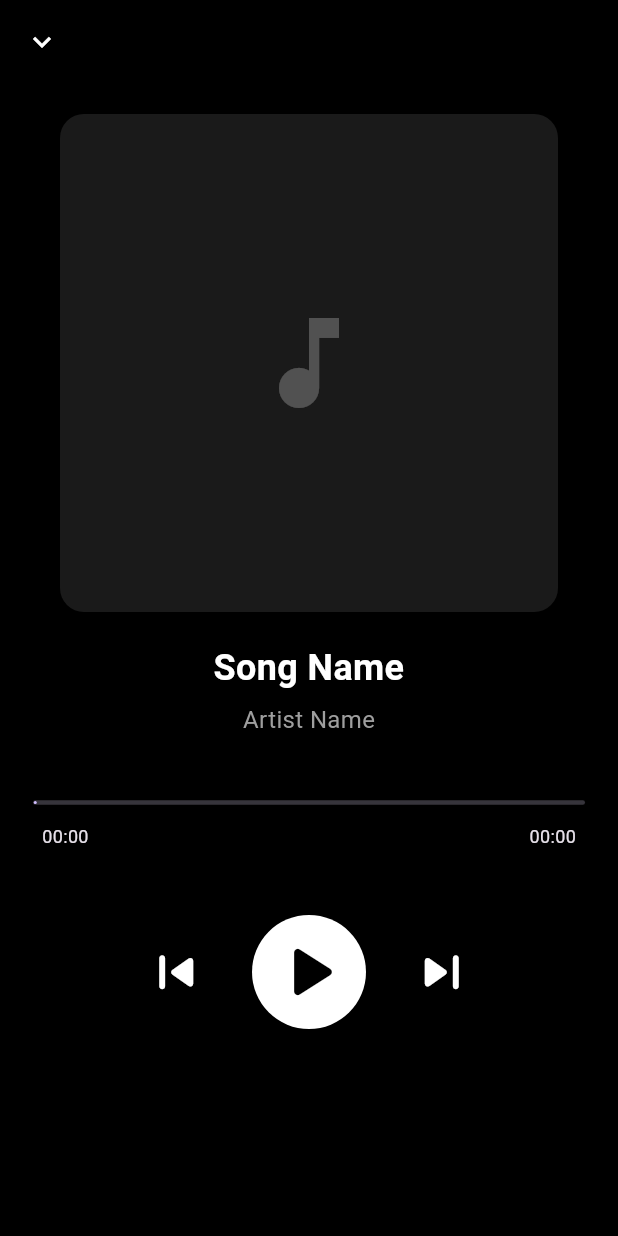
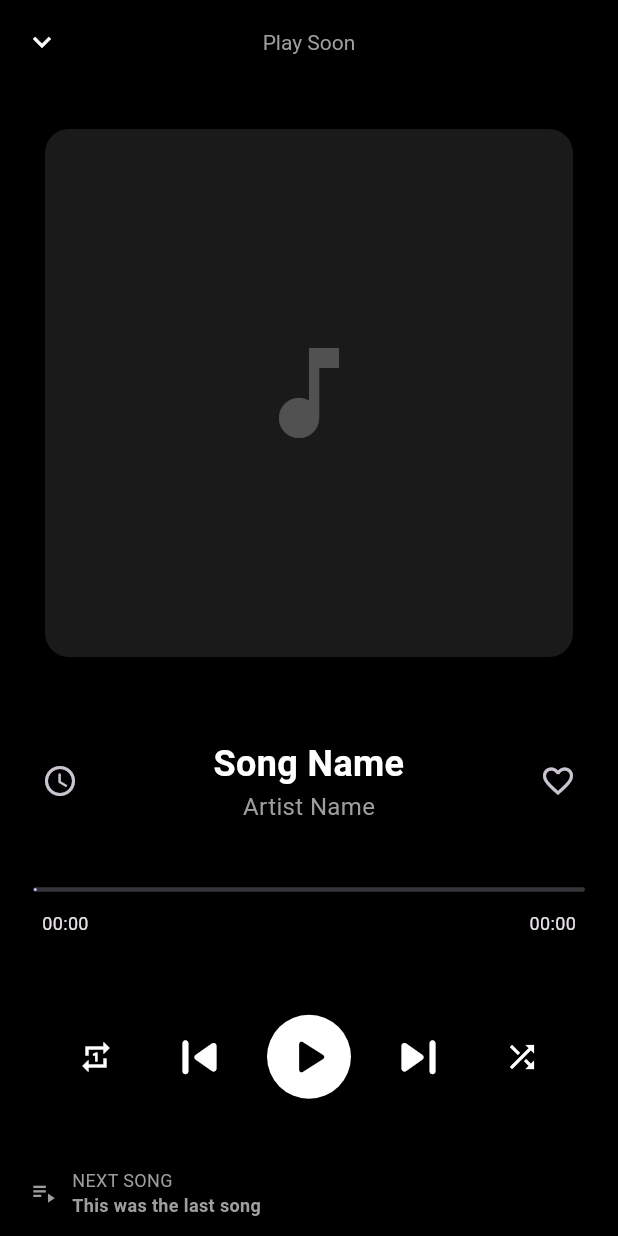
Before and after one commit to abhijeetsagr-g/playr, a Flutter app: the screen it shows after launch, after a tap on "Song Title", on a phone screen of 412 x 824 dp. Run offline on Flutter 3.47's test engine with Material 3 defaults, Android fonts, the phone set to English and light mode, and no system bars; drawn by our look-alikes of flutter_animate; our stand-ins replace audio_service, flutter_svg, just_audio, marquee, on_audio_query; project files that could hold a hidden picture were left out.

Commit message:
updated player view, added splash view

```diff
--- /dev/null
+++ b/lib/core/common/marquee_text.dart
@@ -0,0 +1,70 @@
+import 'package:flutter/material.dart';
+import 'package:marquee/marquee.dart';
+
+class MarqueeText extends StatefulWidget {
+  const MarqueeText(
+    this.text, {
+    super.key,
+    required this.style,
+    this.maxWidth = 220,
+    this.textAlign = TextAlign.center,
+    this.number,
+  });
+
+  final String text;
+  final TextStyle style;
+  final double maxWidth;
+  final TextAlign textAlign;
+  final int? number;
+
+  @override
+  State<MarqueeText> createState() => _MarqueeTextState();
+}
+
+class _MarqueeTextState extends State<MarqueeText> {
+  late final bool isOverflowing;
+
+  @override
+  void initState() {
+    super.initState();
+    final painter = TextPainter(
+      text: TextSpan(text: widget.text, style: widget.style),
+      maxLines: 1,
+      textDirection: TextDirection.ltr,
+    )..layout();
+
+    isOverflowing = painter.width > widget.maxWidth;
+  }
+
+  @override
+  Widget build(BuildContext context) {
+    if (!isOverflowing) {
+      return SizedBox(
+        width: widget.maxWidth,
+        child: Text(
+          widget.text,
+          maxLines: 1,
+          overflow: TextOverflow.ellipsis,
+          textAlign: widget.textAlign,
+          style: widget.style,
+        ),
+      );
+    }
+
+    return SizedBox(
+      width: widget.maxWidth,
+      height: widget.style.fontSize! * 1.4,
+      child: Marquee(
+        numberOfRounds: widget.number,
+        text: widget.text,
+        style: widget.style,
+        blankSpace: 40,
+        velocity: 45,
+        pauseAfterRound: const Duration(seconds: 1),
+        startPadding: 10,
+        fadingEdgeStartFraction: 0.1,
+        fadingEdgeEndFraction: 0.1,
+      ),
+    );
+  }
+}
--- a/lib/logic/providers/file_provider.dart
+++ b/lib/logic/providers/file_provider.dart
@@ -6,6 +6,7 @@ class FileProvider extends ChangeNotifier {
   final FileService _service;
   FileProvider(this._service);
 
+  bool _isInitialized = false;
   bool _isLoading = false;
   bool get isLoading => _isLoading;
 
@@ -17,6 +18,7 @@ class FileProvider extends ChangeNotifier {
     await _service.getPermission();
     await getMedia();
     _changeLoading(false);
+    _isInitialized = true;
   }
 
   Future<void> getMedia() async {
@@ -26,6 +28,7 @@ class FileProvider extends ChangeNotifier {
   }
 
   bool hasPermission() => _service.hasPermission;
+  bool get isInitialized => _isInitialized;
 
   // helpers
   void _changeLoading(bool isloading) {
--- a/lib/logic/providers/music_provider.dart
+++ b/lib/logic/providers/music_provider.dart
@@ -15,6 +15,8 @@ class MusicProvider extends ChangeNotifier {
   late final StreamSubscription _stateSub;
   late final StreamSubscription _positionSub;
   late final StreamSubscription _durationSub;
+
+  bool _isLoopOnce = false;
 
   MusicProvider(this._service) {
     _stateSub = _service.playbackState.listen((_) {
@@ -67,20 +69,37 @@ class MusicProvider extends ChangeNotifier {
     }
   }
 
+  Future<void> toggleLoopOnce() async {
+    _isLoopOnce = !_isLoopOnce;
+    await _service.setLoopOne(_isLoopOnce);
+    notifyListeners();
+  }
+
+  Future<void> toggleShuffle() async {
+    _service.setShuffle(!isShuffleEnabled);
+    notifyListeners();
+  }
+
   Future<void> next() => _service.skipToNext();
   Future<void> previous() => _service.skipToPrevious();
 
   void seek(Duration position) => _service.seek(position);
+
   Stream<Duration> get positionStream => _service.positionStream;
   Stream<Duration?> get durationStream => _service.durationStream;
 
   // Derived state (read-only)
+  bool get isLoopOnce => _isLoopOnce;
+  bool get isShuffleEnabled => _service.isShuffleEnabled;
+
   bool get isPlaying => _service.playbackState.value.playing;
   int? get currentIndex => _service.currentIndex;
   String? get currentTitle => _service.mediaItem.value?.title;
   String? get currentPath => _service.mediaItem.value?.id;
   String? get currentArtist => _service.mediaItem.value?.artist;
+  String? get currentAlbum => _service.mediaItem.value?.album;
   Uri? get currentAlbumArtUri => _service.mediaItem.value?.artUri;
+  String? get nextTitle => _service.nextMediaItem?.title;
 
   Duration get position => _position;
   Duration get duration => _duration;
--- a/lib/logic/services/file_service.dart
+++ b/lib/logic/services/file_service.dart
@@ -19,7 +19,10 @@ class FileService {
       }
     }
 
-    List<SongModel> audioList = await _audioQuery.querySongs();
+    List<SongModel> audioList = await _audioQuery.querySongs(
+      orderType: OrderType.ASC_OR_SMALLER,
+      sortType: SongSortType.ALBUM,
+    );
     List<Song> songs = [];
 
     for (var audio in audioList) {
--- a/lib/logic/services/music_service.dart
+++ b/lib/logic/services/music_service.dart
@@ -151,6 +151,30 @@ class MusicService extends BaseAudioHandler with QueueHandler, SeekHandler {
     }
   }
 
+  // set loop
+  Future<void> setLoopOne(bool enabled) async {
+    await _player.setLoopMode(enabled ? LoopMode.one : LoopMode.off);
+  }
+
+  MediaItem? get nextMediaItem {
+    final state = _player.sequenceState;
+    final int? nextIndex = _player.nextIndex;
+
+    if (nextIndex != null && nextIndex < state.effectiveSequence.length) {
+      return state.effectiveSequence[nextIndex].tag as MediaItem;
+    }
+    return null;
+  }
+
+  // set shuffle
+  Future<void> setShuffle(bool enabled) async {
+    await _player.setShuffleModeEnabled(enabled);
+
+    if (enabled) {
+      await _player.shuffle();
+    }
+  }
+
   // helper
   AudioProcessingState _mapState(ProcessingState state) {
     switch (state) {
@@ -169,6 +193,7 @@ class MusicService extends BaseAudioHandler with QueueHandler, SeekHandler {
 
   // getter
   int? get currentIndex => _currentIndex;
+  bool get isShuffleEnabled => _player.shuffleModeEnabled;
   Stream<Duration> get positionStream => _player.positionStream;
   Stream<Duration?> get durationStream => _player.durationStream;
 }
--- a/lib/main.dart
+++ b/lib/main.dart
@@ -5,8 +5,8 @@ import 'package:playr/logic/providers/file_provider.dart';
 import 'package:playr/logic/providers/music_provider.dart';
 import 'package:playr/logic/services/file_service.dart';
 import 'package:playr/logic/services/music_service.dart';
+import 'package:playr/ui/splash/splash_page.dart';
 import 'package:provider/provider.dart';
-import 'package:playr/ui/root/root_page.dart';
 
 void main() async {
   WidgetsFlutterBinding.ensureInitialized();
@@ -44,7 +44,7 @@ class MyApp extends StatelessWidget {
       debugShowCheckedModeBanner: false,
       themeMode: ThemeMode.dark,
       darkTheme: MyTheme.darkTheme,
-      home: RootPage(),
+      home: SplashPage(),
     );
   }
 }
--- a/lib/ui/player/control_input.dart
+++ b/lib/ui/player/control_input.dart
@@ -10,10 +10,21 @@ class ControlInput extends StatelessWidget {
   Widget build(BuildContext context) {
     final music = context.watch<MusicProvider>();
     return Padding(
-          padding: const EdgeInsets.symmetric(vertical: 20),
+          padding: const EdgeInsets.symmetric(vertical: 20, horizontal: 40),
           child: Row(
-            mainAxisAlignment: MainAxisAlignment.center,
+            mainAxisAlignment: MainAxisAlignment.spaceBetween,
             children: [
+              IconButton(
+                onPressed: music.toggleLoopOnce,
+                icon: AnimatedSwitcher(
+                  duration: const Duration(milliseconds: 200),
+                  child: Icon(
+                    Icons.repeat_one,
+                    key: ValueKey(music.isLoopOnce),
+                    color: music.isLoopOnce ? Colors.blue : Colors.white,
+                  ),
+                ),
+              ),
               IconButton(
                 iconSize: 45,
                 color: Colors.white,
@@ -21,15 +32,13 @@ class ControlInput extends StatelessWidget {
                 onPressed: music.previous,
               ),
 
-              const SizedBox(width: 20),
-
               Container(
                     decoration: const BoxDecoration(
                       color: Colors.white,
                       shape: BoxShape.circle,
                     ),
                     child: IconButton(
-                      iconSize: 60,
+                      iconSize: 40,
                       color: Colors.black,
                       icon: Icon(
                         music.isPlaying
@@ -46,13 +55,23 @@ class ControlInput extends StatelessWidget {
                     duration: 180.ms,
                   ),
 
-              const SizedBox(width: 20),
-
               IconButton(
                 iconSize: 45,
                 color: Colors.white,
                 icon: const Icon(Icons.skip_next_rounded),
                 onPressed: music.next,
+              ),
+
+              IconButton(
+                onPressed: music.toggleShuffle,
+                icon: AnimatedSwitcher(
+                  duration: const Duration(milliseconds: 200),
+                  child: Icon(
+                    Icons.shuffle,
+                    key: ValueKey(music.isShuffleEnabled),
+                    color: music.isShuffleEnabled ? Colors.blue : Colors.white,
+                  ),
+                ),
               ),
             ],
           ),
--- a/lib/ui/player/player_album_art.dart
+++ b/lib/ui/player/player_album_art.dart
@@ -31,7 +31,7 @@ class PlayerAlbumArt extends StatelessWidget {
       },
 
       child: Padding(
-        padding: const EdgeInsets.symmetric(horizontal: 40, vertical: 20),
+        padding: const EdgeInsets.symmetric(horizontal: 30, vertical: 30),
         child: AspectRatio(
           aspectRatio: 1,
           child: ClipRRect(
--- a/lib/ui/player/player_view.dart
+++ b/lib/ui/player/player_view.dart
@@ -1,5 +1,6 @@
 import 'package:flutter/material.dart';
 import 'package:flutter_animate/flutter_animate.dart';
+import 'package:playr/core/common/marquee_text.dart';
 import 'package:playr/logic/providers/music_provider.dart';
 import 'package:playr/ui/player/control_input.dart';
 import 'package:playr/ui/player/player_album_art.dart';
@@ -9,41 +10,62 @@ import 'package:provider/provider.dart';
 class PlayerView extends StatelessWidget {
   const PlayerView({super.key});
 
-  Widget _body(MusicProvider music) => Center(
+  Widget _body(MusicProvider music, BuildContext context) => Center(
     child: Column(
       children: [
         PlayerAlbumArt(),
-        Text(
+        SizedBox(height: 24),
+        Padding(
+          padding: const EdgeInsets.symmetric(horizontal: 16),
+          child: Row(
+            children: [
+              IconButton(
+                onPressed: () {},
+                icon: const Icon(Icons.access_time_rounded, size: 24),
+              ),
+
+              Expanded(
+                child: Center(
+                  child: Column(
+                    mainAxisSize: MainAxisSize.min,
+                    children: [
+                      MarqueeText(
                         music.currentTitle ?? "Song Name",
-              textAlign: TextAlign.center,
+                        maxWidth: MediaQuery.of(context).size.width * 0.6,
                         style: const TextStyle(
                           fontSize: 24,
                           color: Colors.white,
                           fontWeight: FontWeight.bold,
                         ),
-            )
-            .animate(key: ValueKey(music.currentTitle ?? "No Song Title"))
-            .fadeIn(duration: 250.ms)
-            .slideY(begin: 0.2),
-
-        const SizedBox(height: 6),
+                      ),
 
                       Text(
                             music.currentArtist ?? "Artist Name",
-              style: const TextStyle(color: Colors.grey, fontSize: 16),
+                            style: const TextStyle(
+                              color: Colors.grey,
+                              fontSize: 16,
+                            ),
                           )
                           .animate(key: ValueKey(music.currentArtist))
                           .fadeIn(duration: 250.ms)
                           .slideY(begin: 0.2),
+                    ],
+                  ),
+                ),
+              ),
+
+              IconButton(
+                onPressed: () {},
+                icon: const Icon(Icons.favorite_border, size: 24),
+              ),
+            ],
+          ),
+        ),
 
         const SizedBox(height: 30),
         const SeekSlider(),
-
-        SizedBox(height: 24),
-
+        const SizedBox(height: 30),
         const ControlInput(),
-
-        SizedBox(height: 24),
       ],
     ),
   );
@@ -56,14 +78,54 @@ class PlayerView extends StatelessWidget {
       backgroundColor: Colors.black,
       appBar: AppBar(
         backgroundColor: Colors.transparent,
+        centerTitle: true,
         elevation: 0,
         leading: IconButton(
           color: Colors.white,
           icon: const Icon(Icons.keyboard_arrow_down),
           onPressed: () => Navigator.pop(context),
         ),
+        title: Text(
+          music.currentAlbum ?? "Play Soon",
+          style: TextStyle(fontSize: 14, color: Colors.grey),
         ),
-      body: _body(music),
+      ),
+      body: _body(music, context),
+      bottomNavigationBar: SafeArea(
+        child: Padding(
+          padding: const EdgeInsets.symmetric(vertical: 12, horizontal: 20),
+          child: Row(
+            children: [
+              Icon(Icons.playlist_play_outlined, color: Colors.grey, size: 18),
+              SizedBox(width: 10),
+              Column(
+                mainAxisSize: MainAxisSize.min,
+                crossAxisAlignment: CrossAxisAlignment.start,
+                children: [
+                  Text(
+                    "NEXT SONG",
+                    textAlign: TextAlign.right,
+                    style: const TextStyle(color: Colors.grey, fontSize: 12),
+                  ),
+                  Text(
+                    music.isShuffleEnabled
+                        ? "Shuffle means Suprises"
+                        : music.isLoopOnce
+                        ? music.currentTitle ?? "No Song Yet"
+                        : music.nextTitle ?? "This was the last song",
+                    textAlign: TextAlign.right,
+                    style: const TextStyle(
+                      color: Colors.grey,
+                      fontWeight: FontWeight.bold,
+                      fontSize: 12,
+                    ),
+                  ),
+                ],
+              ),
+            ],
+          ),
+        ),
+      ),
     );
   }
 }
--- a/lib/ui/root/root_page.dart
+++ b/lib/ui/root/root_page.dart
@@ -6,71 +6,26 @@ import 'package:playr/ui/player/player_view.dart';
 import 'package:playr/ui/root/mini_player.dart';
 import 'package:provider/provider.dart';
 
-class RootPage extends StatefulWidget {
+class RootPage extends StatelessWidget {
   const RootPage({super.key});
-
-  @override
-  State<RootPage> createState() => _RootPageState();
-}
-
-class _RootPageState extends State<RootPage> {
-  int _currentIndex = 0;
-  bool _isPlayerVisible = true;
-
-  final List<String> _pageName = ["Library", "Playlists"];
-  final List<Widget> _pages = [HomeView()];
-
-  AppBar _appBar() => AppBar(
-    backgroundColor: Colors.black,
-    titleSpacing: 1,
-    centerTitle: false,
-    leading: Icon(Icons.library_music),
-    title: Text(
-      _pageName[_currentIndex],
-      style: TextStyle(fontSize: 24, letterSpacing: 2),
-    ),
-    actions: [
-      Padding(
-        padding: const EdgeInsets.only(right: 16.0),
-        child: Icon(Icons.search),
-      ),
-    ],
-  );
-
-  @override
-  void initState() {
-    if (mounted) {
-      Future.microtask(
-        // ignore: use_build_context_synchronously
-        () => Provider.of<FileProvider>(context, listen: false).init(),
-      );
-    }
-    super.initState();
-  }
 
   @override
   Widget build(BuildContext context) {
     return Scaffold(
-      appBar: _appBar(),
-
-      body: Stack(
+      appBar: null,
+      body: SafeArea(
+        child: Stack(
           children: [
             Positioned.fill(
               child: Consumer<FileProvider>(
                 builder: (context, fileProvider, child) {
-                if (fileProvider.isLoading) {
-                  return CircularProgressIndicator.adaptive();
-                }
-
                   if (fileProvider.allSongs.isEmpty) {
                     return Center(child: Text("No Songs Avaliable"));
                   }
-
-                return _pages[_currentIndex];
+                  return HomeView();
                 },
               ),
             ),
-
             Positioned(
               bottom: 10,
               left: 0,
@@ -83,6 +38,7 @@ class _RootPageState extends State<RootPage> {
             ),
           ],
         ),
+      ),
     );
   }
 }
--- /dev/null
+++ b/lib/ui/splash/splash_page.dart
@@ -0,0 +1,57 @@
+import 'package:flutter/material.dart';
+import 'package:flutter_svg/flutter_svg.dart';
+import 'package:playr/logic/providers/file_provider.dart';
+import 'package:playr/ui/root/root_page.dart';
+import 'package:provider/provider.dart';
+
+class SplashPage extends StatefulWidget {
+  const SplashPage({super.key});
+
+  @override
+  State<SplashPage> createState() => _SplashPageState();
+}
+
+class _SplashPageState extends State<SplashPage> {
+  @override
+  void initState() {
+    super.initState();
+
+    WidgetsBinding.instance.addPostFrameCallback((_) async {
+      await Provider.of<FileProvider>(context, listen: false).init();
+
+      if (!mounted) return;
+
+      Navigator.pushReplacement(
+        context,
+        MaterialPageRoute(builder: (_) => const RootPage()),
+      );
+    });
+  }
+
+  @override
+  Widget build(BuildContext context) {
+    return Scaffold(
+      body: Center(
+        child: Column(
+          children: [
+            Expanded(
+              child: SvgPicture.asset(
+                "assets/images/splash.svg",
+                fit: BoxFit.contain,
+              ),
+            ),
+            const SizedBox(
+              width: 48,
+              height: 48,
+              child: CircularProgressIndicator.adaptive(
+                backgroundColor: Colors.grey,
+                strokeWidth: 4,
+              ),
+            ),
+            const SizedBox(height: 100),
+          ],
+        ),
+      ),
+    );
+  }
+}
```
Also changed, not shown: lib/ui/home/home_view.dart (+70 -24 lines), pubspec.yaml (+6 -2 lines), assets/images/splash.png (added), assets/images/splash.svg (added), pubspec.lock. Lines whose indentation alone changed are shown as unchanged.
